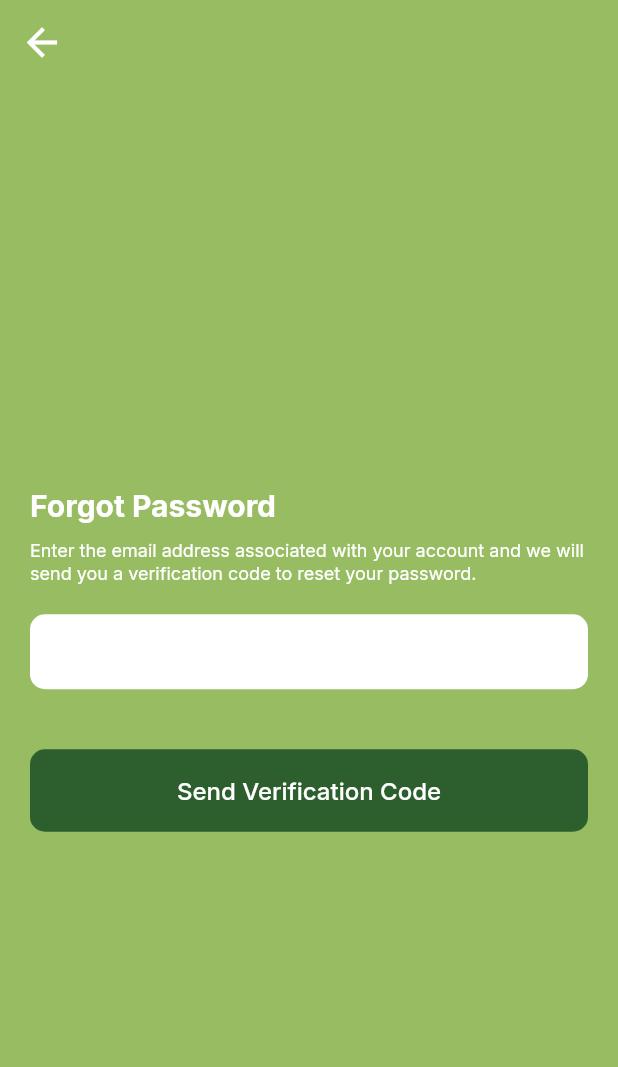
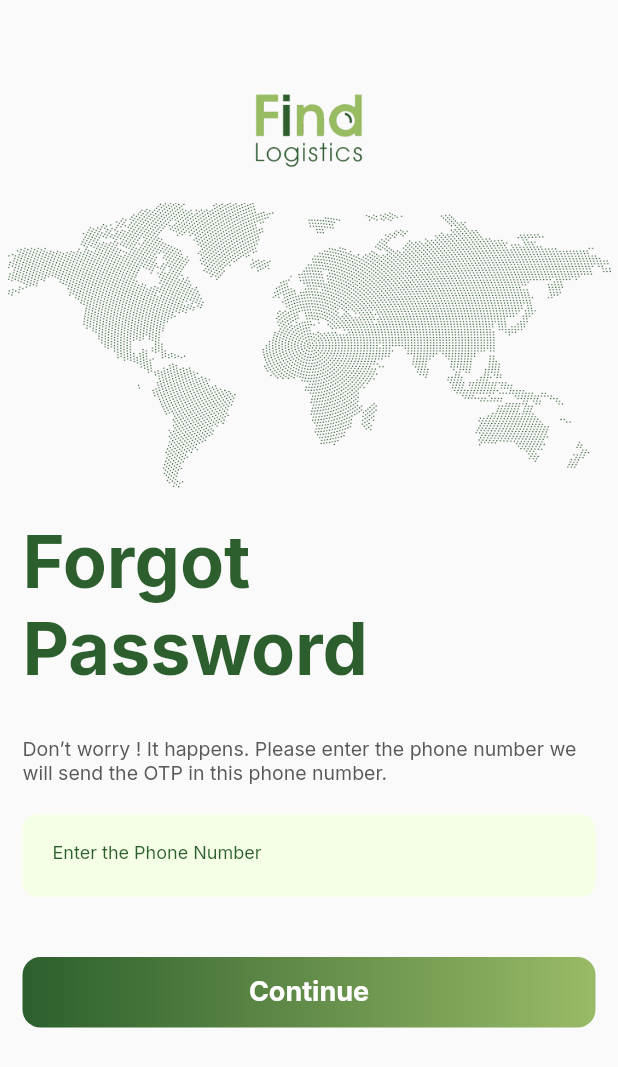
Before and after one commit to Williamtobs/find_logistics, a Flutter app: the ForgotPasswordScreen screen opened directly, on a phone screen of 412 x 824 dp. Shown: the top 1067 px of the screen. Run offline on Flutter 3.47's test engine with Material 2 defaults, Android fonts, the phone set to English and light mode, and no system bars; our stand-ins replace country_picker, dio, flutter_riverpod, flutter_svg, google_fonts, riverpod and 3 more; missing offline and left inert: animated_snack_bar, pay_with_paystack; accounts and stored records are empty; project files that could hold a hidden picture were left out.

Commit message:
more design

```diff
--- a/lib/src/screens/auth/forgot_password/forgot_password.dart
+++ b/lib/src/screens/auth/forgot_password/forgot_password.dart
@@ -1,6 +1,9 @@
 import 'package:find_logistic/src/app/constant/color.dart';
 import 'package:find_logistic/src/screens/widgets/app_button.dart';
 import 'package:find_logistic/src/screens/widgets/app_ftext_ield.dart';
+import 'package:find_logistic/src/screens/widgets/button.dart';
+import 'package:find_logistic/src/screens/widgets/textfield.dart';
+import 'package:find_logistic/src/screens/widgets/wallet_input_field.dart';
 import 'package:find_logistic/src/utils/app_riverpod.dart';
 import 'package:flutter/material.dart';
 import 'package:flutter_riverpod/flutter_riverpod.dart';
@@ -16,68 +19,110 @@ class ForgotPasswordScreen extends ConsumerWidget {
     final state = ref.watch(forgotPasswordProvider);
     final model = ref.read(forgotPasswordProvider.notifier);
     return Scaffold(
-      backgroundColor: secondaryColor,
-      appBar: AppBar(
-        backgroundColor: secondaryColor,
-        elevation: 0,
-        centerTitle: true,
-        leading: IconButton(
-          icon: const Icon(
-            Icons.arrow_back,
-            size: 30,
-            color: Colors.white,
+      body: Column(
+        crossAxisAlignment: CrossAxisAlignment.start,
+        mainAxisAlignment: MainAxisAlignment.start,
+        children: [
+          const SizedBox(
+            height: 60,
           ),
-          onPressed: () {
-            Navigator.pop(context);
-          },
-        ),
-      ),
-      body: Padding(
-        padding: const EdgeInsets.symmetric(horizontal: 20, vertical: 10),
-        child: Column(
-          crossAxisAlignment: CrossAxisAlignment.start,
-          mainAxisAlignment: MainAxisAlignment.center,
-          children: [
-            Text('Forgot Password',
-                style: GoogleFonts.inter(
-                  fontSize: 20,
-                  fontWeight: FontWeight.w700,
-                  color: Colors.white,
-                )),
-            const SizedBox(
-              height: 10,
-            ),
-            Text(
-              'Enter the email address associated with your account and we will '
-              'send you a verification code to reset your password.',
-              style: GoogleFonts.inter(
-                fontSize: 12,
-                fontWeight: FontWeight.w400,
-                color: Colors.white,
+          Center(
+            child: Image.asset(
+              'assets/images/find_logo.png',
+              height: 55,
+              width: 73,
             ),
           ),
           const SizedBox(
             height: 20,
           ),
-            AppTextField(
-              hintText: '',
-              controller: _emailController,
+          Padding(
+            padding: const EdgeInsets.symmetric(horizontal: 5),
+            child: Container(
+              width: MediaQuery.of(context).size.width,
+              height: 190,
+              decoration: const BoxDecoration(
+                image: DecorationImage(
+                  image: AssetImage('assets/images/map.png'),
+                  fit: BoxFit.fill,
+                ),
+              ),
+            ),
+          ),
+          const SizedBox(
+            height: 20,
+          ),
+          Padding(
+            padding: const EdgeInsets.symmetric(horizontal: 15),
+            child: Text(
+              'Forgot \nPassword',
+              style: GoogleFonts.inter(
+                fontWeight: FontWeight.w700,
+                fontSize: 48,
+                color: primaryColor,
+              ),
+            ),
+          ),
+          const SizedBox(
+            height: 30,
+          ),
+          Padding(
+            padding: const EdgeInsets.symmetric(horizontal: 15),
+            child: Text(
+              'Don’t worry ! It happens. Please enter the phone number we will '
+              'send the OTP in this phone number.',
+              style: GoogleFonts.inter(
+                fontSize: 13,
+                fontWeight: FontWeight.w400,
+                color: const Color.fromRGBO(91, 88, 88, 1),
+              ),
+            ),
+          ),
+          const SizedBox(
+            height: 20,
+          ),
+          Padding(
+            padding: const EdgeInsets.symmetric(horizontal: 15),
+            child:
+            const WalletTextField(
+              hintText: 'Enter the Phone Number',
+            ),
+            // AppInputField(
+            //   hintText: "",
+            //   hint2: 'Enter the Phone Number',
+            //   controller: _emailController,
+            // ),
           ),
           const SizedBox(
             height: 40,
           ),
-            AppButton(
-                text: 'Send Verification Code',
-                color: primaryColor,
+          Padding(
+            padding: const EdgeInsets.symmetric(horizontal: 15),
+            child: CustomButton(
+              text: "Continue",
               isLoading: state.isLoading,
-                onPressed: () {
-                  // Navigator.push(context,
-                  //     MaterialPageRoute(builder: (context) => VerifyOtp()));
+              size: MediaQuery.of(context).size.width ,
+              onTap: () {
                 model.forgotPassword(
                     context: context, email: _emailController.text);
-                }),
+                // Navigator.pushAndRemoveUntil(
+                //     context,
+                //     MaterialPageRoute(builder: (context) => const Home()),
+                //     (route) => false);
+              },
+            ),
+          ),
+          // AppButton(
+          //     text: 'Send Verification Code',
+          //     color: primaryColor,
+          //     isLoading: state.isLoading,
+          //     onPressed: () {
+          //       // Navigator.push(context,
+          //       //     MaterialPageRoute(builder: (context) => VerifyOtp()));
+          //       model.forgotPassword(
+          //           context: context, email: _emailController.text);
+          //     }),
         ],
-        ),
       ),
     );
   }
--- a/lib/src/screens/home/screens/order/order_dispatch.dart
+++ b/lib/src/screens/home/screens/order/order_dispatch.dart
@@ -224,7 +224,7 @@ class _OrderDispatchState extends ConsumerState<OrderDispatch> {
             ),
             Center(
               child: CustomButton(
-                text: 'Get Estimate',
+                text: 'Order',
                 onTap: () {
                   Navigator.push(context,
                       MaterialPageRoute(builder: (context) => PickUp()));
--- a/lib/src/screens/widgets/button.dart
+++ b/lib/src/screens/widgets/button.dart
@@ -6,7 +6,10 @@ class CustomButton extends StatelessWidget {
   final String text;
   final void Function()? onTap;
   final bool? isLoading;
-  const CustomButton({Key? key, required this.text, this.onTap, this.isLoading})
+  final double? size;
+
+  const CustomButton(
+      {Key? key, required this.text, this.onTap, this.isLoading, this.size})
       : super(key: key);
 
   @override
@@ -15,7 +18,7 @@ class CustomButton extends StatelessWidget {
       onTap: isLoading == true ? null : onTap,
       child: Container(
         height: 47,
-        width: 206,
+        width: size ?? 206,
         padding: const EdgeInsets.symmetric(horizontal: 20, vertical: 10),
         decoration: BoxDecoration(
           gradient: LinearGradient(
--- /dev/null
+++ b/lib/src/screens/widgets/wallet_input_field.dart
@@ -0,0 +1,34 @@
+import 'package:find_logistic/src/app/constant/color.dart';
+import 'package:flutter/material.dart';
+import 'package:google_fonts/google_fonts.dart';
+
+class WalletTextField extends StatelessWidget {
+  final TextEditingController? controller;
+  final String hintText;
+  const WalletTextField({Key? key, this.controller, required this.hintText}) : super(key: key);
+
+  @override
+  Widget build(BuildContext context) {
+    return Container(
+      height: 55,
+      //width: MediaQuery.of(context).size.width,
+      decoration: BoxDecoration(
+        color: const Color.fromRGBO(245, 255, 229, 1),
+        borderRadius: BorderRadius.circular(10),
+      ),
+      child: TextField(
+        controller: controller,
+        decoration: InputDecoration(
+          border: InputBorder.none,
+          hintText: hintText,
+          hintStyle: GoogleFonts.inter(
+            fontSize: 12,
+            fontWeight: FontWeight.w400,
+            color: primaryColor,
+          ),
+          contentPadding: const EdgeInsets.only(left: 20, right: 20),
+        ),
+      ),
+    );
+  }
+}
```
Also changed, not shown: lib/src/app/service/network/network_impl.dart (+7 -0 lines), lib/src/screens/auth/login/login.dart (+20 -7 lines), lib/src/screens/home/screens/fund_wallet/fund_wallet.dart (added, +157 -0 lines), lib/src/screens/home/screens/settings/setting.dart (+22 -2 lines), lib/src/screens/home/widgets/balance.dart (+13 -2 lines), lib/src/screens/widgets/textfield.dart (+5 -3 lines), assets/images/card.png (added). Lines whose indentation alone changed are shown as unchanged.
